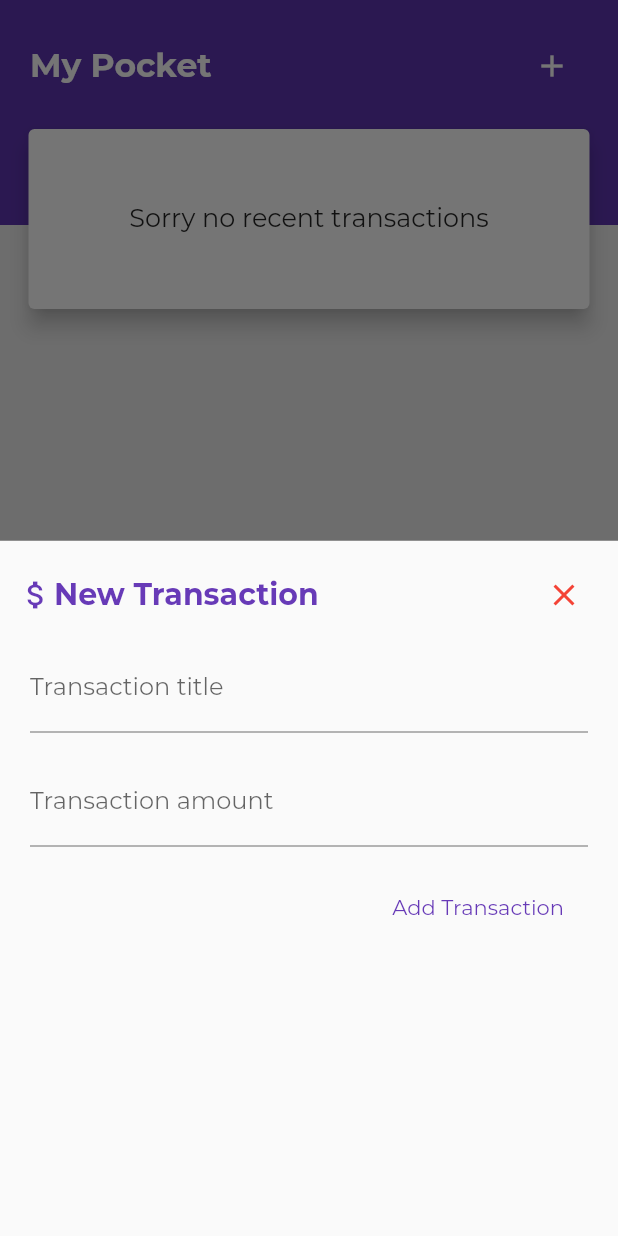
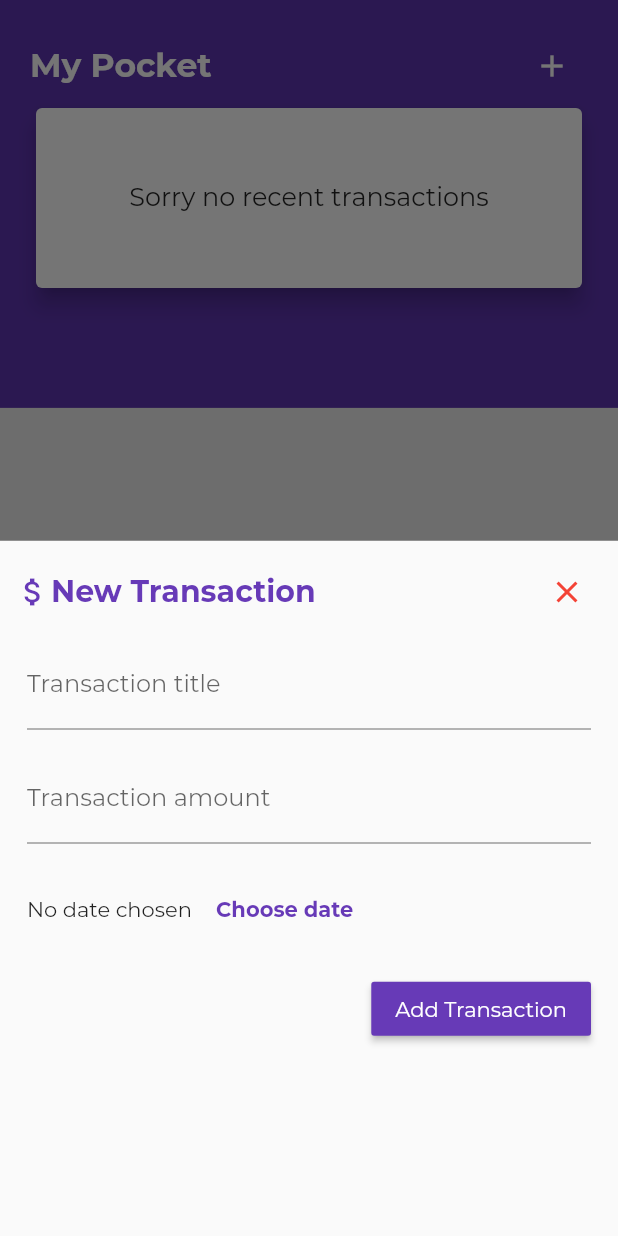
Before and after one commit to msalekmouad/personal-expenses-tracker, a Flutter app: the screen it shows after launch, after a tap on the "add" icon, on a phone screen of 412 x 824 dp. Run offline on Flutter 3.47's test engine with Material 2 defaults, Android fonts, the phone set to English and light mode, and no system bars; project files that could hold a hidden picture were left out.

Commit message:
Making app adaptive and responsive

```diff
--- a/lib/Widgets/ExpenseItem.dart
+++ b/lib/Widgets/ExpenseItem.dart
@@ -4,10 +4,14 @@ import 'package:personal_expenses_tracker/Classes/Transaction.dart';
 
 class ExpenseItem extends StatelessWidget {
   final Transaction transaction;
-  ExpenseItem(this.transaction);
+  final Function removeItem;
+  ExpenseItem(this.transaction, this.removeItem);
 
   @override
   Widget build(BuildContext context) {
+    var size = MediaQuery.of(context).size;
+    var orientation = MediaQuery.of(context).orientation;
+
     return Padding(
       padding: const EdgeInsets.symmetric(horizontal: 0, vertical: 6),
       child: Card(
@@ -31,7 +35,7 @@ class ExpenseItem extends StatelessWidget {
               color: Colors.red[500],
             ),
             onPressed: (){
-              //removeHandler(transaction);
+              removeItem(transaction);
             },
           ) ,
         ),
--- a/lib/Widgets/app_bar_cs.dart
+++ /dev/null
@@ -1,145 +0,0 @@
-import 'package:flutter/material.dart';
-import 'package:personal_expenses_tracker/Classes/Transaction.dart';
-import '../Clippers/AppBarClipper.dart';
-import 'expenses_chart.dart';
-
-class AppBarCs extends StatelessWidget {
-  final Function addHandler;
-  final List<Transaction> transactions;
-  AppBarCs(this.addHandler, this.transactions);
-
-  @override
-  Widget build(BuildContext context) {
-    return Stack(
-      overflow: Overflow.visible,
-      children: [
-        Container(
-            padding: EdgeInsets.all(20),
-            height: 150,
-            decoration: BoxDecoration(
-              color: Colors.deepPurple[600],
-            ),
-            child: Column(
-              children: [
-                Row(
-                  mainAxisAlignment: MainAxisAlignment.spaceBetween,
-                  children: [
-                    Text(
-                      "My Pocket",
-                      style: TextStyle(
-                          fontSize: 22,
-                          color: Colors.white,
-                          fontWeight: FontWeight.w700,
-                          fontFamily: 'Montserrat'
-                      ),
-                    ),
-                    FormPopUpButton(addHandler)
-                  ],
-                ),
-              ],
-            )),
-        Positioned(
-          child: Padding(
-            child: ExpensesChart(transactions),
-            padding: EdgeInsets.symmetric(vertical: 0, horizontal: 15),
-          ),
-          bottom: -60,
-          left: 0,
-          right: 0,
-        )
-      ],
-    );
-  }
-}
-
-// ignore: must_be_immutable
-class FormPopUpButton extends StatelessWidget {
-  final titleController = TextEditingController();
-  final amountController = TextEditingController();
-  final Function addHandler;
-  FormPopUpButton(this.addHandler);
-
-  @override
-  Widget build(BuildContext context) {
-    return IconButton(
-      icon: Icon(
-        Icons.add,
-        color: Colors.white,
-      ),
-      tooltip: 'Add New Expense',
-      onPressed: () => {
-        showModalBottomSheet(
-            isDismissible: false,
-            context: context,
-            builder: (BuildContext bc) {
-              return Container(
-                padding: EdgeInsets.all(12),
-                child: Column(
-                  crossAxisAlignment: CrossAxisAlignment.end,
-                  children: [
-                    Row(
-                      children: [
-                        Icon(
-                          Icons.attach_money,
-                          color: Colors.deepPurple,
-                        ),
-                        Text(
-                          "New Transaction",
-                          style: TextStyle(
-                              fontSize: 20,
-                              fontWeight: FontWeight.bold,
-                              color: Colors.deepPurple),
-                        ),
-                        Spacer(),
-                        IconButton(
-                          onPressed: () => {Navigator.of(context).pop()},
-                          color: Colors.red,
-                          icon: Icon(Icons.close),
-                        )
-                      ],
-                    ),
-                    Padding(
-                      padding: const EdgeInsets.all(8.0),
-                      child: TextField(
-                        decoration: InputDecoration(
-                            labelText: "Transaction title",
-                            hintText: "Scuba diving"),
-                        controller: titleController,
-                      ),
-                    ),
-                    Padding(
-                      padding: const EdgeInsets.all(8.0),
-                      child: TextField(
-                        decoration: InputDecoration(
-                            labelText: "Transaction amount", hintText: "15.99"),
-                        keyboardType: TextInputType.number,
-                        controller: amountController,
-                      ),
-                    ),
-                    Padding(
-                      padding: EdgeInsets.all(8),
-                      child: FlatButton(
-                        child: Text("Add Transaction"),
-                        onPressed: () {
-                          if(titleController.text.isEmpty || double.parse(amountController.text) <= 0) return;
-                          print(
-                              'Title: ${titleController.text} | Amount: ${amountController.text}');
-                          Transaction tr = Transaction(
-                              id: DateTime.now().toString(),
-                              title: titleController.text,
-                              amount: double.parse(amountController.text),
-                              date: DateTime.now());
-                          addHandler(tr);
-                          Navigator.of(context).pop();
-                        },
-                        textColor: Colors.deepPurple,
-                      ),
-                    )
-                  ],
-                ),
-              );
-            })
-      },
-    );
-  }
-}
--- /dev/null
+++ b/lib/Widgets/form_pop_up.dart
@@ -0,0 +1,155 @@
+import 'package:flutter/material.dart';
+import 'package:intl/intl.dart';
+import 'package:personal_expenses_tracker/Classes/Transaction.dart';
+import 'expenses_chart.dart';
+
+class FormPopUpButton extends StatefulWidget {
+  final Function addHandler;
+  FormPopUpButton(this.addHandler);
+  @override
+  _FormPopUpButtonState createState() => _FormPopUpButtonState(addHandler);
+}
+
+class _FormPopUpButtonState extends State<FormPopUpButton> {
+  var titleController = TextEditingController();
+  var amountController = TextEditingController();
+  final Function addHandler;
+  DateTime selectedDate;
+
+  _FormPopUpButtonState(this.addHandler);
+
+  void _showDatePicker() {
+    showDatePicker(
+            context: context,
+            initialDate: DateTime.now(),
+            firstDate: DateTime(2019),
+            lastDate: DateTime.now())
+        .then((value) {
+      if (value == null) return;
+      setState(() {
+        selectedDate = value;
+      });
+    });
+  }
+
+  @override
+  Widget build(BuildContext context) {
+    var viewInsets = MediaQuery.of(context).viewInsets;
+    var size = MediaQuery.of(context).size;
+
+    return IconButton(
+      icon: Icon(
+        Icons.add,
+        color: Colors.white,
+      ),
+      tooltip: 'Add New Expense',
+      onPressed: () => {
+        showModalBottomSheet(
+            isDismissible: false,
+            context: context,
+            builder: (BuildContext bc) {
+              return SingleChildScrollView(
+                child: Container(
+                  padding: EdgeInsets.only(
+                      left: 10,
+                      right: 10,
+                      top: 10,
+                      bottom: viewInsets.bottom + 10),
+                  height: size.height * 0.9,
+                  child: Column(
+                    crossAxisAlignment: CrossAxisAlignment.end,
+                    children: [
+                      Row(
+                        children: [
+                          Icon(
+                            Icons.attach_money,
+                            color: Colors.deepPurple,
+                          ),
+                          Text(
+                            "New Transaction",
+                            style: TextStyle(
+                                fontSize: 20,
+                                fontWeight: FontWeight.bold,
+                                color: Colors.deepPurple),
+                          ),
+                          Spacer(),
+                          IconButton(
+                            onPressed: () => {Navigator.of(context).pop()},
+                            color: Colors.red,
+                            icon: Icon(Icons.close),
+                          )
+                        ],
+                      ),
+                      Padding(
+                        padding: const EdgeInsets.all(8.0),
+                        child: TextField(
+                          decoration: InputDecoration(
+                              labelText: "Transaction title",
+                              hintText: "Scuba diving"),
+                          controller: titleController,
+                        ),
+                      ),
+                      Padding(
+                        padding: const EdgeInsets.all(8.0),
+                        child: TextField(
+                          decoration: InputDecoration(
+                              labelText: "Transaction amount",
+                              hintText: "15.99"),
+                          keyboardType: TextInputType.number,
+                          controller: amountController,
+                        ),
+                      ),
+                      Container(
+                        padding: EdgeInsets.all(8),
+                        height: 70,
+                        child: Row(
+                          children: [
+                            Text(selectedDate == null
+                                ? 'No date chosen'
+                                : DateFormat()
+                                    .add_yMMMd()
+                                    .format(selectedDate)),
+                            FlatButton(
+                              textColor: Colors.deepPurple,
+                              child: Text(
+                                'Choose date',
+                                style: TextStyle(fontWeight: FontWeight.bold),
+                              ),
+                              onPressed: _showDatePicker,
+                            )
+                          ],
+                        ),
+                      ),
+                      Padding(
+                        padding: EdgeInsets.all(8),
+                        child: RaisedButton(
+                          child: Text("Add Transaction"),
+                          onPressed: () {
+                            if (titleController.text.isEmpty ||
+                                double.parse(amountController.text) <= 0)
+                              return;
+                            print(
+                                'Title: ${titleController.text} | Amount: ${amountController.text}');
+                            Transaction tr = Transaction(
+                                id: DateTime.now().toString(),
+                                title: titleController.text,
+                                amount: double.parse(amountController.text),
+                                date: selectedDate == null
+                                    ? DateTime.now()
+                                    : selectedDate);
+                            addHandler(tr);
+                            Navigator.of(context).pop();
+                          },
+                          textColor: Colors.white,
+                          color: Colors.deepPurple,
+                        ),
+                      )
+                    ],
+                  ),
+                ),
+              );
+            })
+      },
+    );
+  }
+}
--- a/lib/Widgets/transaction_list.dart
+++ b/lib/Widgets/transaction_list.dart
@@ -10,10 +10,14 @@ class TransactionList extends StatelessWidget {
 
   @override
   Widget build(BuildContext context) {
+    var size = MediaQuery.of(context).size;
+    var padding = MediaQuery.of(context).padding;
+    var orientation = MediaQuery.of(context).orientation;
+
     return SingleChildScrollView(
       child: Container(
-        height: MediaQuery.of(context).size.height - 230,
-        padding: EdgeInsets.fromLTRB(15, 65, 15, 15),
+        height: size.height * 0.62,
+        padding: EdgeInsets.fromLTRB(15, 10, 15, 15),
         child: userTransactions.isEmpty
             ? Center(
                 child: Column(
@@ -21,15 +25,16 @@ class TransactionList extends StatelessWidget {
                   children: [
                     Image.asset(
                       'assets/poor.png',
-                      height: 200,
+                      height: orientation == Orientation.landscape ? 80 : 200,
                     ),
-                    Text('No transactions available')
+                    Text('No transactions available'),
+
                   ],
                 ),
               )
             : ListView.builder(
                 itemBuilder: (ctx, index) {
-                  return ExpenseItem(userTransactions[index]);
+                  return ExpenseItem(userTransactions[index], removeHandler);
                 },
                 itemCount: userTransactions.length,
                 //children: [...userTransactions.map((e) => ExpenseItem(e)).toList()],
--- a/lib/main.dart
+++ b/lib/main.dart
@@ -1,11 +1,14 @@
 import 'package:flutter/material.dart';
 import 'package:flutter/services.dart';
+import 'package:personal_expenses_tracker/Widgets/expenses_chart.dart';
 import 'package:personal_expenses_tracker/Widgets/transaction_list.dart';
 import 'Classes/Transaction.dart';
 
-import 'Widgets/app_bar_cs.dart';
+import 'Widgets/form_pop_up.dart';
 
-void main() => runApp(App());
+void main() {
+  runApp(App());
+}
 
 //Main App Widget
 class App extends StatelessWidget {
@@ -35,7 +38,6 @@ class HomePage extends StatefulWidget {
 
 //Home Page
 class _HomePageState extends State<HomePage> {
-
   final List<Transaction> _userTransactions = [
     /*Transaction(
         id: 't1', title: 'New Shoes', amount: 69.99, date: DateTime.now()),
@@ -44,34 +46,83 @@ class _HomePageState extends State<HomePage> {
     Transaction(
         id: 't3', title: 'Lol skin', amount: 25.00, date: DateTime.now()),*/
   ];
+  bool showChart = false;
 
-  void AddNewTransaction(Transaction tr){
+  void AddNewTransaction(Transaction tr) {
     setState(() {
       _userTransactions.add(tr);
     });
   }
 
-  void RemoveTransaction(Transaction tr){
+  void RemoveTransaction(Transaction tr) {
     setState(() {
-      _userTransactions.remove(tr);
+      _userTransactions.removeWhere((e) => e.id == tr.id);
     });
   }
 
-  List<Transaction> get _recentTransactions{
-    return _userTransactions.where((element) => element.date.isAfter(DateTime.now().subtract(Duration(days: 7)))).toList();
+  List<Transaction> get _recentTransactions {
+    return _userTransactions
+        .where((element) =>
+            element.date.isAfter(DateTime.now().subtract(Duration(days: 7))))
+        .toList();
   }
+
   @override
   Widget build(BuildContext context) {
+    var size = MediaQuery.of(context).size;
+    var padding = MediaQuery.of(context).padding;
+    var orientation = MediaQuery.of(context).orientation;
+    var appBarHeight;
     return Scaffold(
         backgroundColor: Colors.grey[200],
         body: SafeArea(
             child: Column(
-              children: [
-                AppBarCs(AddNewTransaction, _recentTransactions),
-                TransactionList(userTransactions: _userTransactions, removeHandler: RemoveTransaction,)
-              ],
-            )
-        )
-    );
+          children: [
+            Container(
+              height: orientation == Orientation.portrait ? size.height * 0.33: size.height * 0.23,
+                padding: EdgeInsets.all(20),
+                decoration: BoxDecoration(
+                  color: Colors.deepPurple[600],
+                ),
+                child: Column(
+                  children: [
+                    Row(
+                      children: [
+                        Text(
+                          "My Pocket",
+                          style: TextStyle(
+                              fontSize: 22,
+                              color: Colors.white,
+                              fontWeight: FontWeight.w700,
+                              fontFamily: 'Montserrat'),
+                        ),
+                        Spacer(),
+                        if(orientation == Orientation.landscape)
+                          Row(
+                            children: [
+                              Text("show chart", style: TextStyle(fontSize: 15, color: Colors.white),),
+                              Switch.adaptive(value: showChart, onChanged: (val){
+                                setState(() {
+                                  showChart = val;
+                                });
+                              },)
+                            ],
+                          ),
+                        FormPopUpButton(AddNewTransaction)
+                      ],
+                    ),
+                   if(orientation == Orientation.portrait)
+                      ExpensesChart(_userTransactions)
+                  ],
+                )
+            ),
+            if(orientation == Orientation.portrait || (orientation == Orientation.landscape && !showChart))
+              TransactionList(
+                  userTransactions: _userTransactions,
+                  removeHandler: RemoveTransaction)
+            else if (orientation == Orientation.landscape && showChart)
+              Padding(child: ExpensesChart(_userTransactions), padding: EdgeInsets.all(10),)
+          ],
+        )));
   }
 }
```
